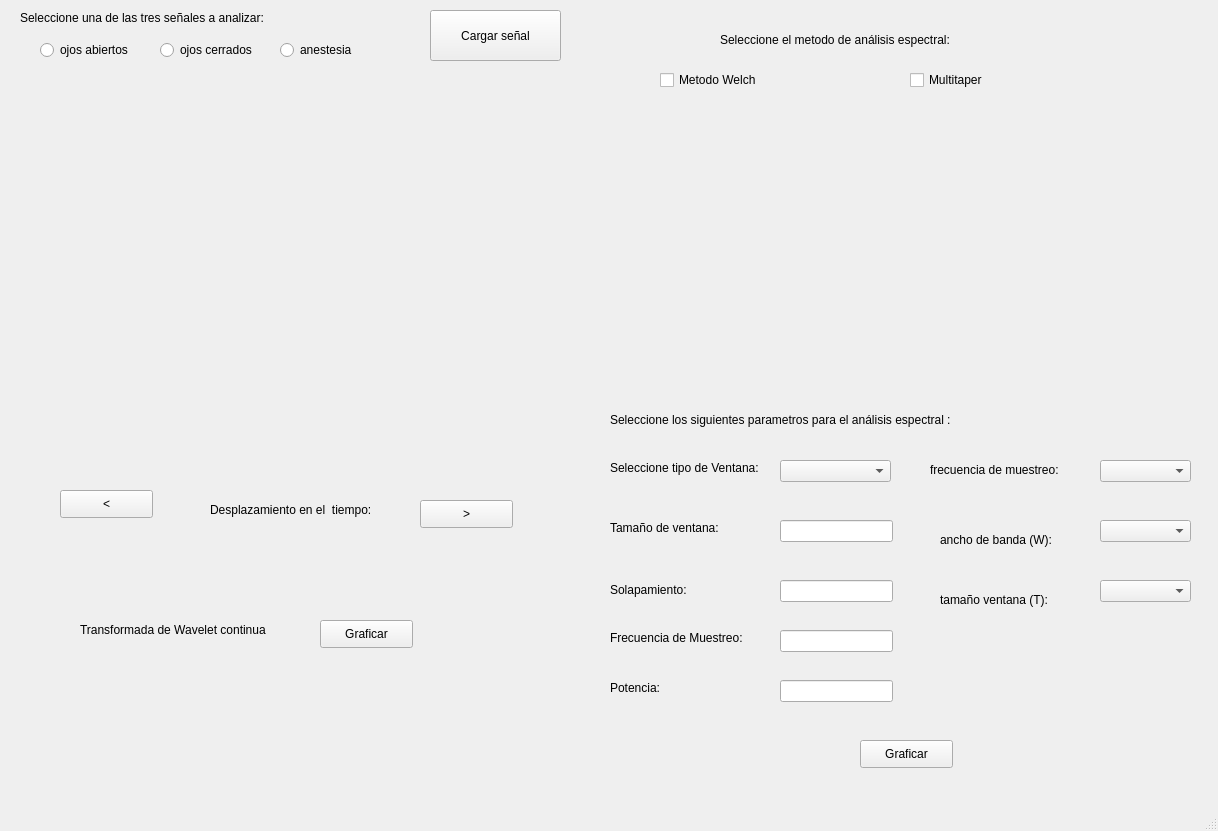
Above: ventana_senal2.ui from PaulinaYLaura/ANALISIS-ESPECTRAL- before the change. Below: the same form after it.
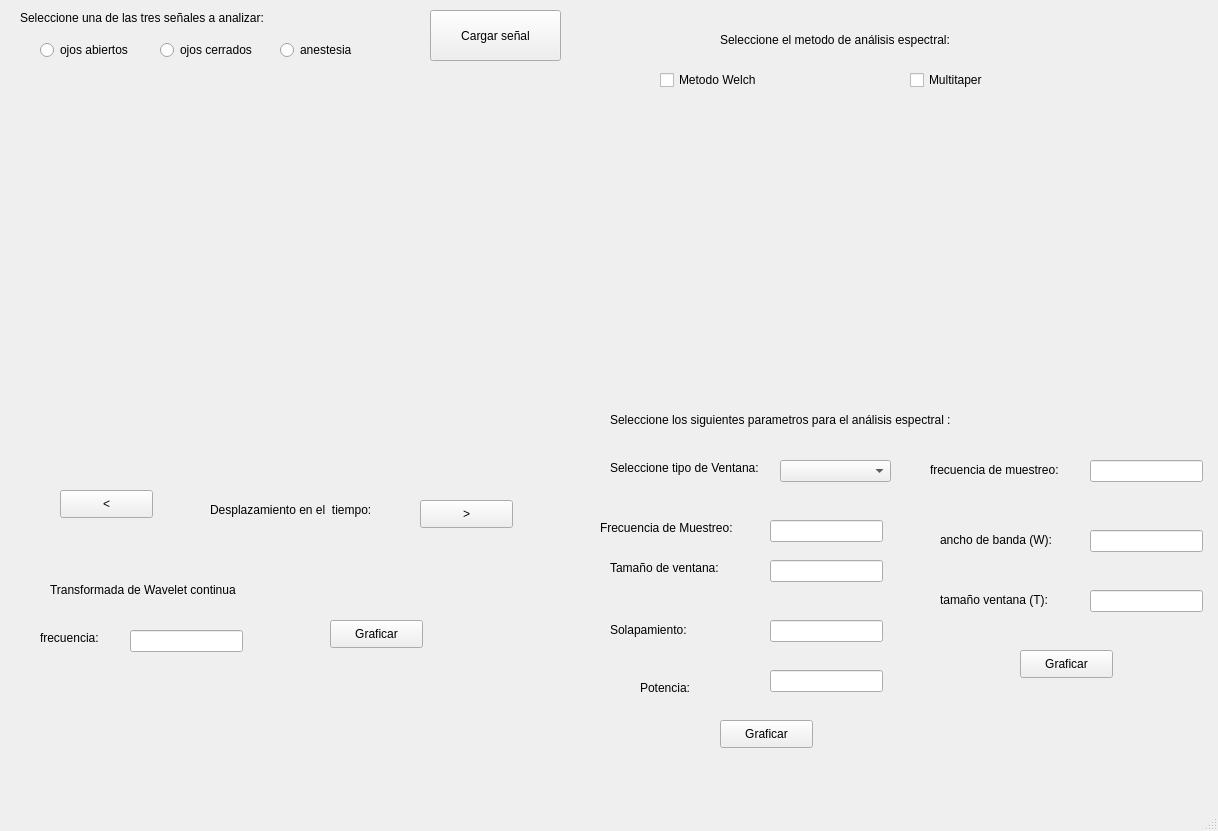
That is the form after the change.

The edit to the form file:
```diff
--- a/ventana_senal2.ui
+++ b/ventana_senal2.ui
@@ -102,8 +102,8 @@
    <widget class="QLabel" name="label_4">
     <property name="geometry">
      <rect>
-      <x>80</x>
-      <y>620</y>
+      <x>50</x>
+      <y>580</y>
       <width>241</width>
       <height>20</height>
      </rect>
@@ -177,8 +177,8 @@
    <widget class="QLabel" name="label_8">
     <property name="geometry">
      <rect>
-      <x>610</x>
-      <y>630</y>
+      <x>600</x>
+      <y>520</y>
       <width>151</width>
       <height>16</height>
      </rect>
@@ -191,7 +191,7 @@
     <property name="geometry">
      <rect>
       <x>610</x>
-      <y>520</y>
+      <y>560</y>
       <width>151</width>
       <height>16</height>
      </rect>
@@ -204,7 +204,7 @@
     <property name="geometry">
      <rect>
       <x>610</x>
-      <y>580</y>
+      <y>620</y>
       <width>111</width>
       <height>20</height>
      </rect>
@@ -226,40 +226,10 @@
      <string>frecuencia de muestreo:</string>
     </property>
    </widget>
-   <widget class="QComboBox" name="frecuencia_muestreo2">
-    <property name="geometry">
-     <rect>
-      <x>1100</x>
-      <y>460</y>
-      <width>91</width>
-      <height>22</height>
-     </rect>
-    </property>
-   </widget>
-   <widget class="QComboBox" name="w">
-    <property name="geometry">
-     <rect>
-      <x>1100</x>
-      <y>520</y>
-      <width>91</width>
-      <height>22</height>
-     </rect>
-    </property>
-   </widget>
-   <widget class="QComboBox" name="T">
-    <property name="geometry">
-     <rect>
-      <x>1100</x>
-      <y>580</y>
-      <width>91</width>
-      <height>22</height>
-     </rect>
-    </property>
-   </widget>
    <widget class="QPushButton" name="boton_wavelet">
     <property name="geometry">
      <rect>
-      <x>320</x>
+      <x>330</x>
       <y>620</y>
       <width>93</width>
       <height>28</height>
@@ -298,9 +268,9 @@
    <widget class="QLabel" name="label_13">
     <property name="geometry">
      <rect>
-      <x>610</x>
+      <x>640</x>
       <y>680</y>
-      <width>151</width>
+      <width>91</width>
       <height>16</height>
      </rect>
     </property>
@@ -311,8 +281,8 @@
    <widget class="QLineEdit" name="tamano">
     <property name="geometry">
      <rect>
-      <x>780</x>
-      <y>520</y>
+      <x>770</x>
+      <y>560</y>
       <width>113</width>
       <height>22</height>
      </rect>
@@ -321,8 +291,8 @@
    <widget class="QLineEdit" name="solapamiento">
     <property name="geometry">
      <rect>
-      <x>780</x>
-      <y>580</y>
+      <x>770</x>
+      <y>620</y>
       <width>113</width>
       <height>22</height>
      </rect>
@@ -331,8 +301,8 @@
    <widget class="QLineEdit" name="frecuencia_w">
     <property name="geometry">
      <rect>
-      <x>780</x>
-      <y>630</y>
+      <x>770</x>
+      <y>520</y>
       <width>113</width>
       <height>22</height>
      </rect>
@@ -341,8 +311,8 @@
    <widget class="QLineEdit" name="potencia">
     <property name="geometry">
      <rect>
-      <x>780</x>
-      <y>680</y>
+      <x>770</x>
+      <y>670</y>
       <width>113</width>
       <height>22</height>
      </rect>
@@ -351,8 +321,8 @@
    <widget class="QPushButton" name="boton_gr">
     <property name="geometry">
      <rect>
-      <x>860</x>
-      <y>740</y>
+      <x>720</x>
+      <y>720</y>
       <width>93</width>
       <height>28</height>
      </rect>
@@ -413,6 +383,72 @@
      <string>anestesia</string>
     </property>
    </widget>
+   <widget class="QLineEdit" name="fs">
+    <property name="geometry">
+     <rect>
+      <x>130</x>
+      <y>630</y>
+      <width>113</width>
+      <height>22</height>
+     </rect>
+    </property>
+   </widget>
+   <widget class="QLabel" name="label_5">
+    <property name="geometry">
+     <rect>
+      <x>40</x>
+      <y>630</y>
+      <width>71</width>
+      <height>16</height>
+     </rect>
+    </property>
+    <property name="text">
+     <string>frecuencia:</string>
+    </property>
+   </widget>
+   <widget class="QLineEdit" name="fs_multi">
+    <property name="geometry">
+     <rect>
+      <x>1090</x>
+      <y>460</y>
+      <width>113</width>
+      <height>22</height>
+     </rect>
+    </property>
+   </widget>
+   <widget class="QLineEdit" name="w">
+    <property name="geometry">
+     <rect>
+      <x>1090</x>
+      <y>530</y>
+      <width>113</width>
+      <height>22</height>
+     </rect>
+    </property>
+   </widget>
+   <widget class="QLineEdit" name="T">
+    <property name="geometry">
+     <rect>
+      <x>1090</x>
+      <y>590</y>
+      <width>113</width>
+      <height>22</height>
+     </rect>
+    </property>
+   </widget>
+   <widget class="QPushButton" name="boton_mp">
+    <property name="geometry">
+     <rect>
+      <x>1020</x>
+      <y>650</y>
+      <width>93</width>
+      <height>28</height>
+     </rect>
+    </property>
+    <property name="text">
+     <string>Graficar</string>
+    </property>
+   </widget>
   </widget>
   <widget class="QMenuBar" name="menubar">
    <property name="geometry">
```
